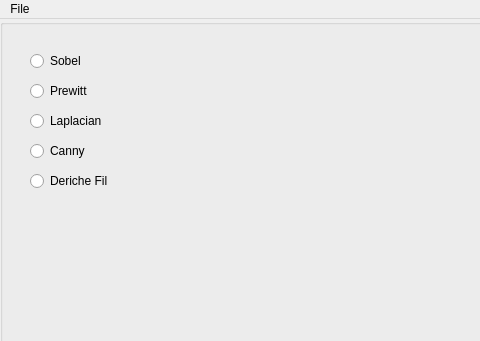
Qt form mainwindow.ui (mugorunen/Edge_Detection_Methods) before a commit; both pictures show x 0 to 480 and y 0 to 341 of the 1500 by 800 pixel window.
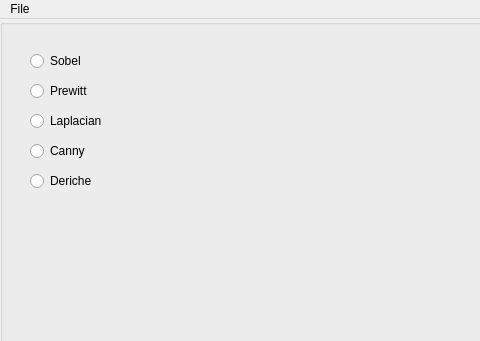
The same form after that commit.

```diff
--- a/mainwindow.ui
+++ b/mainwindow.ui
@@ -193,7 +193,7 @@
           </rect>
          </property>
          <property name="text">
-          <string>Deriche Fil</string>
+          <string>Deriche</string>
          </property>
         </widget>
         <widget class="QLabel" name="alphaLabel">
```
